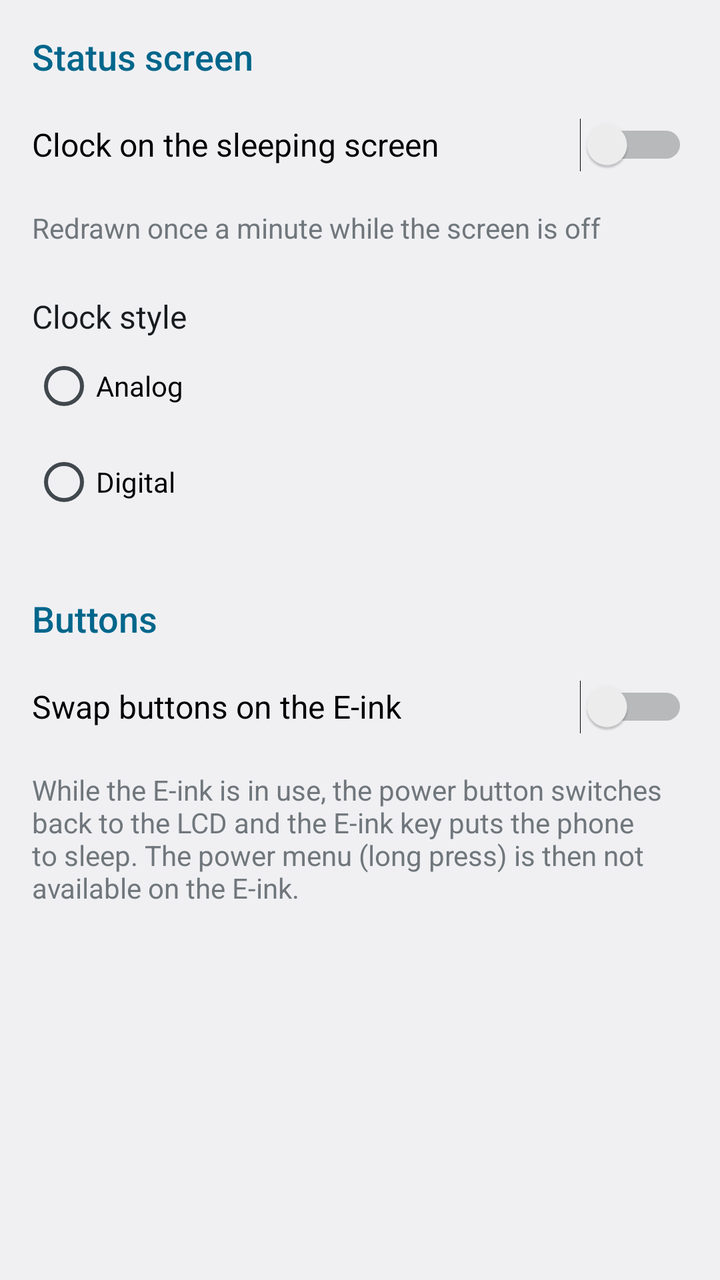
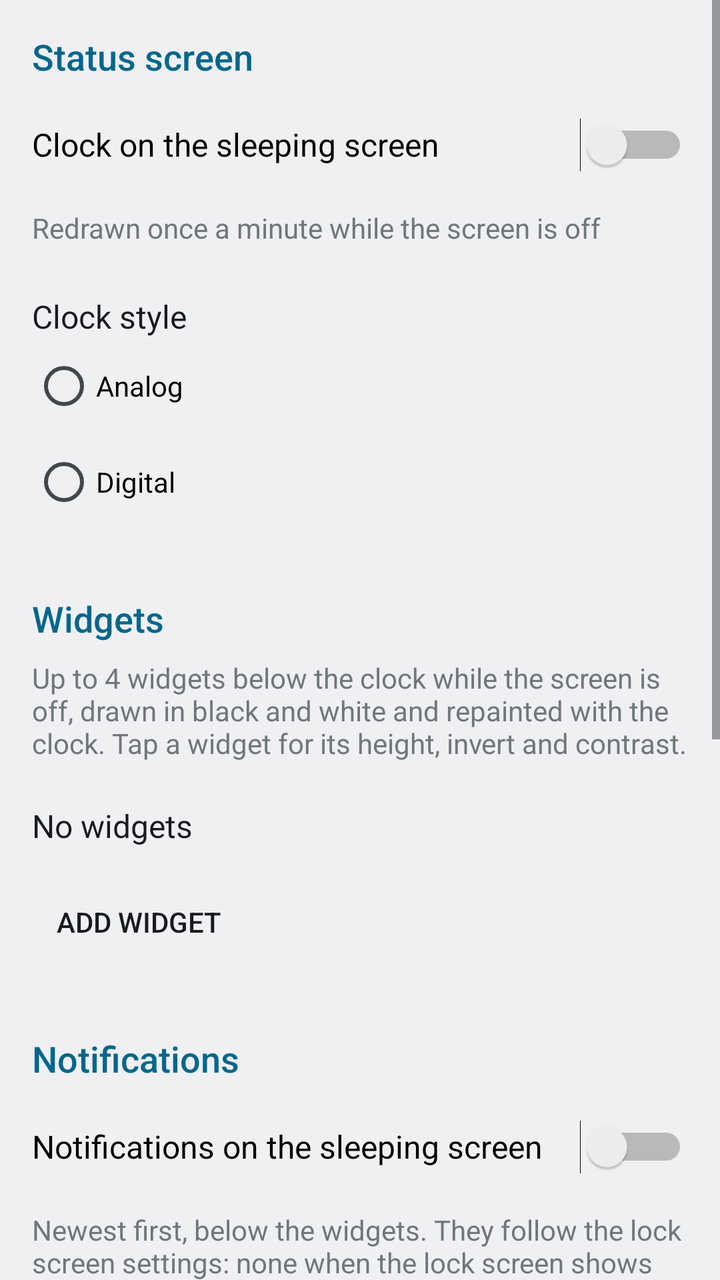

An Android layout rendered at two revisions. The XML below is the earlier revision; the diff shows what the commit changed to produce the second picture.
<!-- AndroidManifest.xml: activity theme android:Theme.DeviceDefault.DayNight -->
<!-- res/layout/status_screen_settings.xml -->
<?xml version="1.0" encoding="utf-8"?>
<ScrollView xmlns:android="http://schemas.android.com/apk/res/android"
    android:layout_width="match_parent"
    android:layout_height="match_parent">

    <LinearLayout
        android:layout_width="match_parent"
        android:layout_height="wrap_content"
        android:orientation="vertical"
        android:paddingStart="?android:attr/listPreferredItemPaddingStart"
        android:paddingEnd="?android:attr/listPreferredItemPaddingEnd"
        android:paddingTop="16dp">

        <TextView
            android:layout_width="match_parent"
            android:layout_height="wrap_content"
            android:text="@string/status_settings_heading"
            android:textAppearance="?android:attr/textAppearanceMedium"
            android:textColor="?android:attr/colorAccent" />

        <Switch
            android:id="@+id/sleep_clock"
            android:layout_width="match_parent"
            android:layout_height="wrap_content"
            android:minHeight="?android:attr/listPreferredItemHeight"
            android:text="@string/status_settings_clock"
            android:textAppearance="?android:attr/textAppearanceListItem" />

        <TextView
            android:layout_width="match_parent"
            android:layout_height="wrap_content"
            android:text="@string/status_settings_clock_summary"
            android:textAppearance="?android:attr/textAppearanceSmall" />

        <TextView
            android:layout_width="match_parent"
            android:layout_height="wrap_content"
            android:paddingTop="24dp"
            android:text="@string/status_settings_style"
            android:textAppearance="?android:attr/textAppearanceListItem" />

        <RadioGroup
            android:id="@+id/clock_style"
            android:layout_width="match_parent"
            android:layout_height="wrap_content"
            android:orientation="vertical">

            <RadioButton
                android:id="@+id/clock_style_analog"
                android:layout_width="match_parent"
                android:layout_height="wrap_content"
                android:minHeight="48dp"
                android:text="@string/status_settings_style_analog" />

            <RadioButton
                android:id="@+id/clock_style_digital"
                android:layout_width="match_parent"
                android:layout_height="wrap_content"
                android:minHeight="48dp"
                android:text="@string/status_settings_style_digital" />
        </RadioGroup>

        <TextView
            android:layout_width="match_parent"
            android:layout_height="wrap_content"
            android:paddingTop="32dp"
            android:text="@string/buttons_heading"
            android:textAppearance="?android:attr/textAppearanceMedium"
            android:textColor="?android:attr/colorAccent" />

        <Switch
            android:id="@+id/swap_keys_on_eink"
            android:layout_width="match_parent"
            android:layout_height="wrap_content"
            android:minHeight="?android:attr/listPreferredItemHeight"
            android:text="@string/buttons_swap_on_eink"
            android:textAppearance="?android:attr/textAppearanceListItem" />

        <TextView
            android:layout_width="match_parent"
            android:layout_height="wrap_content"
            android:paddingBottom="16dp"
            android:text="@string/buttons_swap_on_eink_summary"
            android:textAppearance="?android:attr/textAppearanceSmall" />
    </LinearLayout>
</ScrollView>
<!-- resources referenced by this layout -->
<resources>
  <string name="buttons_heading">Buttons</string>
  <string name="buttons_swap_on_eink">Swap buttons on the E-ink</string>
  <string name="buttons_swap_on_eink_summary">While the E-ink is in use, the power button switches back to the LCD and the E-ink key puts the phone to sleep. The power menu (long press) is then not available on the E-ink.</string>
  <string name="status_settings_clock">Clock on the sleeping screen</string>
  <string name="status_settings_clock_summary">Redrawn once a minute while the screen is off</string>
  <string name="status_settings_heading">Status screen</string>
  <string name="status_settings_style">Clock style</string>
  <string name="status_settings_style_analog">Analog</string>
  <string name="status_settings_style_digital">Digital</string>
</resources>

<!-- the commit's change to res/layout/status_screen_settings.xml (unified diff, before → after) -->
@@ -60,6 +60,129 @@
                 android:text="@string/status_settings_style_digital" />
         </RadioGroup>
 
+        
+        <TextView
+            android:layout_width="match_parent"
+            android:layout_height="wrap_content"
+            android:paddingTop="32dp"
+            android:text="@string/sleep_widgets_heading"
+            android:textAppearance="?android:attr/textAppearanceMedium"
+            android:textColor="?android:attr/colorAccent" />
+
+        <TextView
+            android:layout_width="match_parent"
+            android:layout_height="wrap_content"
+            android:paddingTop="8dp"
+            android:paddingBottom="8dp"
+            android:text="@string/sleep_widgets_summary"
+            android:textAppearance="?android:attr/textAppearanceSmall" />
+
+        <LinearLayout
+            android:id="@+id/widget_list"
+            android:layout_width="match_parent"
+            android:layout_height="wrap_content"
+            android:orientation="vertical" />
+
+        <TextView
+            android:id="@+id/widget_empty"
+            android:layout_width="match_parent"
+            android:layout_height="wrap_content"
+            android:minHeight="48dp"
+            android:gravity="center_vertical"
+            android:text="@string/sleep_widgets_empty"
+            android:textAppearance="?android:attr/textAppearanceListItem" />
+
+        <Button
+            android:id="@+id/widget_add"
+            style="?android:attr/borderlessButtonStyle"
+            android:layout_width="wrap_content"
+            android:layout_height="wrap_content"
+            android:text="@string/sleep_widgets_add" />
+
+        <TextView
+            android:id="@+id/widget_unavailable"
+            android:layout_width="match_parent"
+            android:layout_height="wrap_content"
+            android:text="@string/sleep_widgets_unavailable"
+            android:textAppearance="?android:attr/textAppearanceSmall"
+            android:visibility="gone" />
+
+        
+        <TextView
+            android:layout_width="match_parent"
+            android:layout_height="wrap_content"
+            android:paddingTop="32dp"
+            android:text="@string/sleep_notifications_heading"
+            android:textAppearance="?android:attr/textAppearanceMedium"
+            android:textColor="?android:attr/colorAccent" />
+
+        <Switch
+            android:id="@+id/sleep_notifications"
+            android:layout_width="match_parent"
+            android:layout_height="wrap_content"
+            android:minHeight="?android:attr/listPreferredItemHeight"
+            android:text="@string/sleep_notifications_switch"
+            android:textAppearance="?android:attr/textAppearanceListItem" />
+
+        <TextView
+            android:layout_width="match_parent"
+            android:layout_height="wrap_content"
+            android:text="@string/sleep_notifications_summary"
+            android:textAppearance="?android:attr/textAppearanceSmall" />
+
+        <LinearLayout
+            android:id="@+id/notifications_max"
+            android:layout_width="match_parent"
+            android:layout_height="wrap_content"
+            android:layout_marginTop="8dp"
+            android:minHeight="?android:attr/listPreferredItemHeight"
+            android:background="?android:attr/selectableItemBackground"
+            android:clickable="true"
+            android:focusable="true"
+            android:gravity="center_vertical"
+            android:orientation="vertical">
+
+            <TextView
+                android:layout_width="match_parent"
+                android:layout_height="wrap_content"
+                android:text="@string/sleep_notifications_max"
+                android:textAppearance="?android:attr/textAppearanceListItem" />
+
+            <TextView
+                android:id="@+id/notifications_max_value"
+                android:layout_width="match_parent"
+                android:layout_height="wrap_content"
+                android:textAppearance="?android:attr/textAppearanceSmall" />
+        </LinearLayout>
+
+        <TextView
+            android:layout_width="match_parent"
+            android:layout_height="wrap_content"
+            android:paddingTop="24dp"
+            android:text="@string/sleep_sections_order"
+            android:textAppearance="?android:attr/textAppearanceListItem" />
+
+        <RadioGroup
+            android:id="@+id/sections_order"
+            android:layout_width="match_parent"
+            android:layout_height="wrap_content"
+            android:orientation="vertical">
+
+            <RadioButton
+                android:id="@+id/sections_widgets_first"
+                android:layout_width="match_parent"
+                android:layout_height="wrap_content"
+                android:minHeight="48dp"
+                android:text="@string/sleep_sections_widgets_first" />
+
+            <RadioButton
+                android:id="@+id/sections_notifications_first"
+                android:layout_width="match_parent"
+                android:layout_height="wrap_content"
+                android:minHeight="48dp"
+                android:text="@string/sleep_sections_notifications_first" />
+        </RadioGroup>
+
         <TextView
             android:layout_width="match_parent"
             android:layout_height="wrap_content"
<!-- resource entries referenced after the edit -->
@@ -3,6 +3,18 @@
   <string name="buttons_heading">Buttons</string>
   <string name="buttons_swap_on_eink">Swap buttons on the E-ink</string>
   <string name="buttons_swap_on_eink_summary">While the E-ink is in use, the power button switches back to the LCD and the E-ink key puts the phone to sleep. The power menu (long press) is then not available on the E-ink.</string>
+  <string name="sleep_notifications_heading">Notifications</string>
+  <string name="sleep_notifications_max">Maximum shown</string>
+  <string name="sleep_notifications_summary">Newest first, below the widgets. They follow the lock screen settings: none when the lock screen shows no notifications, and only the app name when it hides sensitive content. Silent and ongoing notifications are not shown. Updated at most every 10 seconds.</string>
+  <string name="sleep_notifications_switch">Notifications on the sleeping screen</string>
+  <string name="sleep_sections_notifications_first">Notifications, then widgets</string>
+  <string name="sleep_sections_order">Order below the clock</string>
+  <string name="sleep_sections_widgets_first">Widgets, then notifications</string>
+  <string name="sleep_widgets_add">Add widget</string>
+  <string name="sleep_widgets_empty">No widgets</string>
+  <string name="sleep_widgets_heading">Widgets</string>
+  <string name="sleep_widgets_summary">Up to 4 widgets below the clock while the screen is off, drawn in black and white and repainted with the clock. Tap a widget for its height, invert and contrast.</string>
+  <string name="sleep_widgets_unavailable">Widgets on the E-ink can be chosen only by the device owner.</string>
   <string name="status_settings_clock">Clock on the sleeping screen</string>
   <string name="status_settings_clock_summary">Redrawn once a minute while the screen is off</string>
   <string name="status_settings_heading">Status screen</string>
